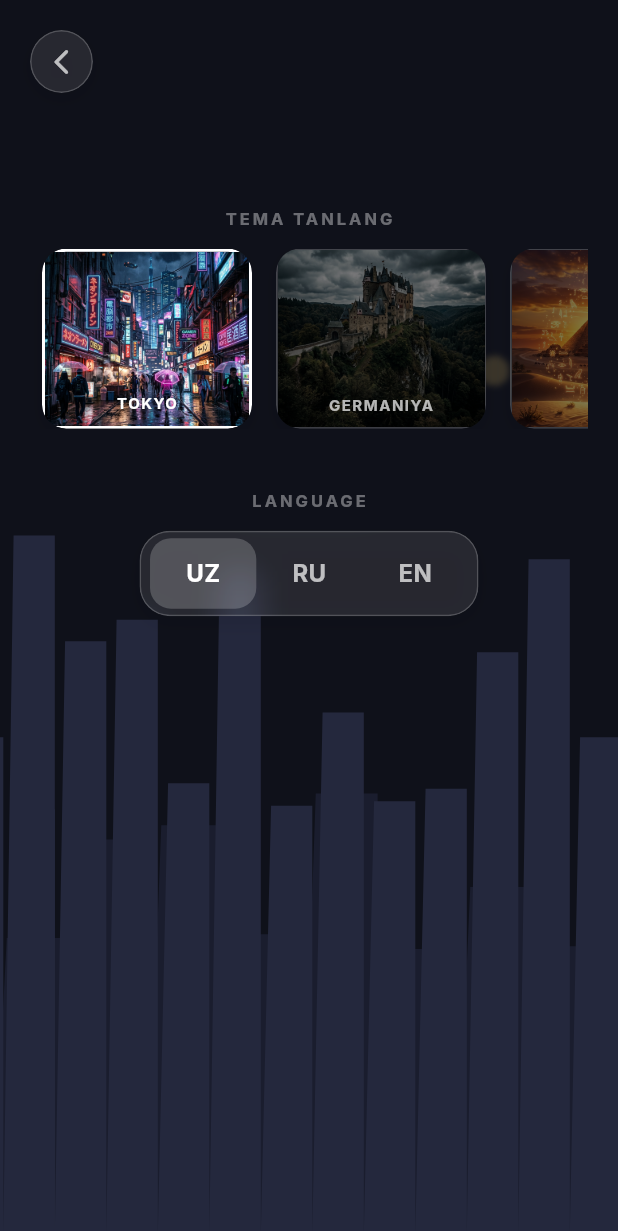
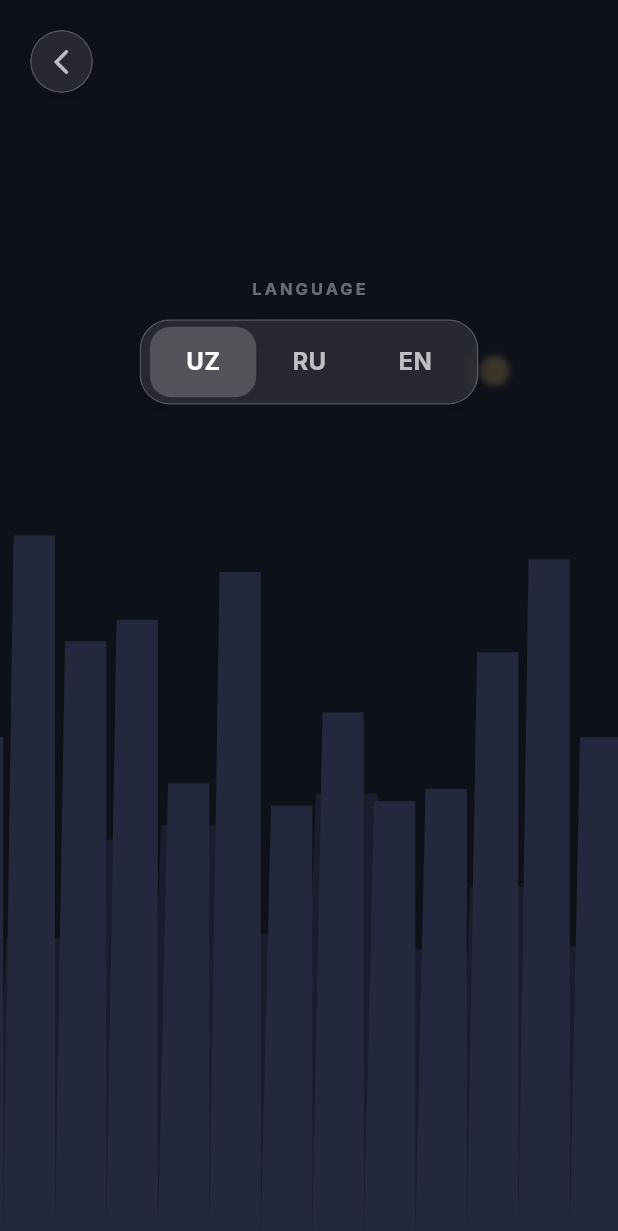
Before and after one commit to abdukhalilovazim/zuma-box-flutter, a Flutter app: the screen it shows after launch, after a tap on the "settings" icon, on a phone screen of 412 x 824 dp. Shown: the top 1231 px of the screen. Run offline on Flutter 3.47's test engine with Material 3 defaults, Android fonts, the phone set to English and light mode, and no system bars; our stand-ins replace shared_preferences; Roboto replaces fonts that are missing (Inter).

Commit message:
feat: automate level-based themes, update elephant color palette, and remove manual theme selection from menu

```diff
--- a/lib/game/game_controller.dart
+++ b/lib/game/game_controller.dart
@@ -185,6 +185,10 @@ class GameController extends ChangeNotifier {
       (l) => l.levelNumber == levelNum,
       orElse: () => levels.first,
     );
+
+    // Automatically set theme based on level
+    final themeKeys = ["tokyo", "germany", "egypt", "elephant"];
+    currentTheme = themeKeys[(levelNum - 1) % themeKeys.length];
 
     // Generate spline path using SCALED control points to prevent clipping
     pathPoints = PathManager.generateSmoothPath(
--- a/lib/screens/menu_screen.dart
+++ b/lib/screens/menu_screen.dart
@@ -106,8 +106,10 @@ class _MenuScreenState extends State<MenuScreen> with TickerProviderStateMixin {
 
             // 2. Menu Content
             SafeArea(
-              child: Column(
-                children: [
+              child: SizedBox(
+                width: double.infinity,
+                child: Column(
+                  children: [
                   if (_menuState == MenuState.home) ...[
                     const Spacer(flex: 2),
 
@@ -197,51 +199,6 @@ class _MenuScreenState extends State<MenuScreen> with TickerProviderStateMixin {
                   ] else if (_menuState == MenuState.settings) ...[
                     // Settings View
                     const Spacer(flex: 1),
-                    Text(
-                      controller.translate('select_theme'),
-                      style: const TextStyle(
-                        color: Colors.white38,
-                        fontSize: 11.0,
-                        fontWeight: FontWeight.bold,
-                        letterSpacing: 2.0,
-                      ),
-                    ),
-                    const SizedBox(height: 12.0),
-                    Container(
-                      height: 120.0,
-                      padding: const EdgeInsets.symmetric(horizontal: 20.0),
-                      child: ListView(
-                        scrollDirection: Axis.horizontal,
-                        physics: const BouncingScrollPhysics(),
-                        children: [
-                          _buildThemeCard(
-                            context,
-                            controller,
-                            "tokyo",
-                            "tokyo.png",
-                          ),
-                          _buildThemeCard(
-                            context,
-                            controller,
-                            "germany",
-                            "germany.png",
-                          ),
-                          _buildThemeCard(
-                            context,
-                            controller,
-                            "egypt",
-                            "egypt.png",
-                          ),
-                          _buildThemeCard(
-                            context,
-                            controller,
-                            "elephant",
-                            "elephant.png",
-                          ),
-                        ],
-                      ),
-                    ),
-                    const SizedBox(height: 40.0),
                     Text(
                       "LANGUAGE",
                       style: const TextStyle(
@@ -440,53 +397,4 @@ class _MenuScreenState extends State<MenuScreen> with TickerProviderStateMixin {
     );
   }
 
-  Widget _buildThemeCard(
-    BuildContext context,
-    GameController controller,
-    String themeKey,
-    String fileName,
-  ) {
-    final isSelected = controller.currentTheme == themeKey;
-    final themeName = controller.translate(themeKey);
-
-    return GestureDetector(
-      onTap: () {
-        controller.setTheme(themeKey);
-      },
-      child: GlassCard(
-        width: 140.0,
-        margin: const EdgeInsets.symmetric(horizontal: 8.0),
-        borderRadius: 16.0,
-        borderColor: isSelected ? Colors.white : Colors.white12,
-        borderWidth: isSelected ? 2.0 : 1.0,
-        padding: const EdgeInsets.all(0),
-        child: Stack(
-          fit: StackFit.expand,
-          children: [
-            Image.asset(
-              "assets/images/themes/$fileName",
-              fit: BoxFit.cover,
-              colorBlendMode: isSelected ? null : BlendMode.darken,
-              color: isSelected ? null : Colors.black.withValues(alpha: 0.5),
-            ),
-            Align(
-              alignment: Alignment.bottomCenter,
-              child: Padding(
-                padding: const EdgeInsets.only(bottom: 8.0),
-                child: Text(
-                  themeName,
-                  style: TextStyle(
-                    color: isSelected ? Colors.white : Colors.white70,
-                    fontSize: 10.0,
-                    fontWeight: FontWeight.bold,
-                    letterSpacing: 1.0,
-                  ),
-                ),
-              ),
-            ),
-          ],
-        ),
-      ),
-    );
-  }
 }
--- a/lib/utils/constants.dart
+++ b/lib/utils/constants.dart
@@ -47,11 +47,11 @@ class GameConstants {
       Color(0xFFD2B48C),
     ], // Desert, gold, teal
     "elephant": [
-      Color(0xFF8A9A5B),
-      Color(0xFF556B2F),
-      Color(0xFF708090),
-      Color(0xFF8B4513),
-      Color(0xFF2F4F4F),
+      Color(0xFFE0115F), // Ruby Red
+      Color(0xFFFFBF00), // Bright Amber
+      Color(0xFF007FFF), // Azure Blue
+      Color(0xFFB565A7), // Radiant Orchid
+      Color(0xFFF8F8FF), // Crisp White
     ], // Jungle, grey, brown
   };
 
```
